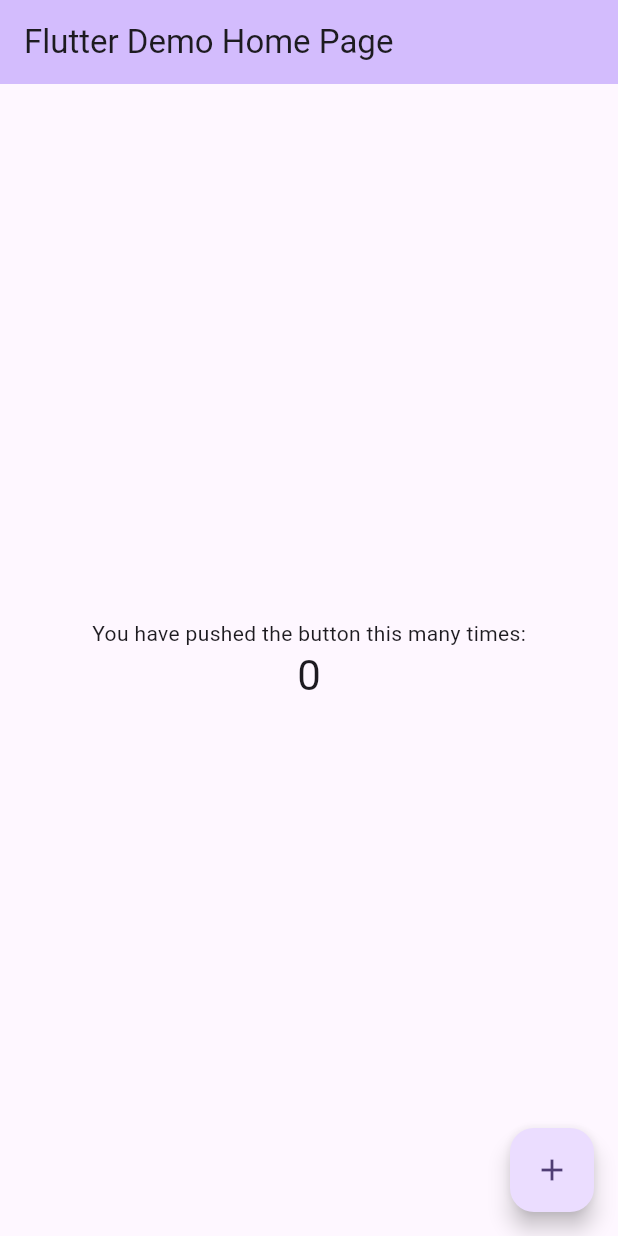
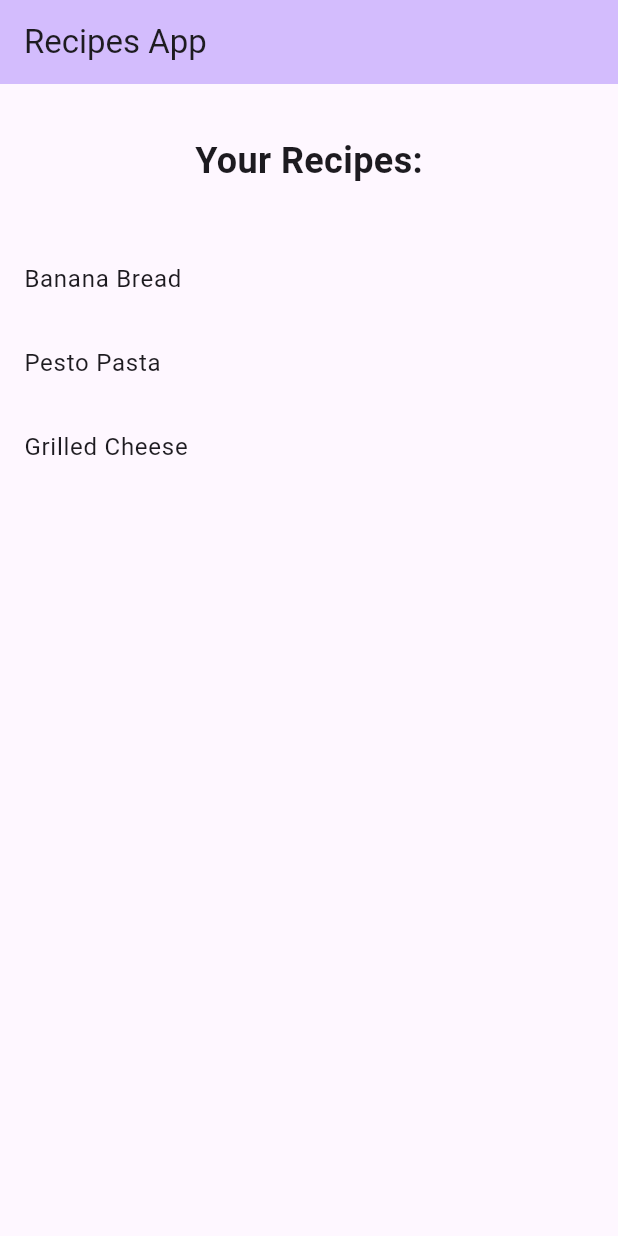
Before and after one commit to mnewby4/cw02, a Flutter app: the screen it shows after launch, on a phone screen of 412 x 824 dp. Run offline on Flutter 3.47's test engine with Material 3 defaults, Android fonts, the phone set to English and light mode, and no system bars.

Commit message:
Created recipe list and displayed on home screen

```diff
--- a/lib/main.dart
+++ b/lib/main.dart
@@ -1,5 +1,10 @@
 import 'package:flutter/material.dart';
-
+//Myla Newby - CW02
+/*
+  Goal: Create 2 screens and implement navigation between
+  1. home screen (displays list of recipe names, can tap on it to view next screen) and
+  2. details screen (displays recipe details like ingredients + instructions)
+*/
 void main() {
   runApp(const MyApp());
 }
@@ -7,47 +12,21 @@ void main() {
 class MyApp extends StatelessWidget {
   const MyApp({super.key});
 
-  // This widget is the root of your application.
   @override
   Widget build(BuildContext context) {
     return MaterialApp(
       title: 'Flutter Demo',
       theme: ThemeData(
-        // This is the theme of your application.
-        //
-        // TRY THIS: Try running your application with "flutter run". You'll see
-        // the application has a purple toolbar. Then, without quitting the app,
-        // try changing the seedColor in the colorScheme below to Colors.green
-        // and then invoke "hot reload" (save your changes or press the "hot
-        // reload" button in a Flutter-supported IDE, or press "r" if you used
-        // the command line to start the app).
-        //
-        // Notice that the counter didn't reset back to zero; the application
-        // state is not lost during the reload. To reset the state, use hot
-        // restart instead.
-        //
-        // This works for code too, not just values: Most code changes can be
-        // tested with just a hot reload.
         colorScheme: ColorScheme.fromSeed(seedColor: Colors.deepPurple),
         useMaterial3: true,
       ),
-      home: const MyHomePage(title: 'Flutter Demo Home Page'),
+      home: const MyHomePage(title: 'Recipes App'),
     );
   }
 }
 
 class MyHomePage extends StatefulWidget {
   const MyHomePage({super.key, required this.title});
-
-  // This widget is the home page of your application. It is stateful, meaning
-  // that it has a State object (defined below) that contains fields that affect
-  // how it looks.
-
-  // This class is the configuration for the state. It holds the values (in this
-  // case the title) provided by the parent (in this case the App widget) and
-  // used by the build method of the State. Fields in a Widget subclass are
-  // always marked "final".
-
   final String title;
 
   @override
@@ -55,71 +34,53 @@ class MyHomePage extends StatefulWidget {
 }
 
 class _MyHomePageState extends State<MyHomePage> {
-  int _counter = 0;
-
-  void _incrementCounter() {
+  List<String> _recipeList = ["Banana Bread", "Pesto Pasta", "Grilled Cheese"];
+  /*void _incrementCounter() {
     setState(() {
-      // This call to setState tells the Flutter framework that something has
-      // changed in this State, which causes it to rerun the build method below
-      // so that the display can reflect the updated values. If we changed
-      // _counter without calling setState(), then the build method would not be
-      // called again, and so nothing would appear to happen.
       _counter++;
     });
-  }
+  }*/
+
+
 
   @override
   Widget build(BuildContext context) {
-    // This method is rerun every time setState is called, for instance as done
-    // by the _incrementCounter method above.
-    //
-    // The Flutter framework has been optimized to make rerunning build methods
-    // fast, so that you can just rebuild anything that needs updating rather
-    // than having to individually change instances of widgets.
     return Scaffold(
       appBar: AppBar(
-        // TRY THIS: Try changing the color here to a specific color (to
-        // Colors.amber, perhaps?) and trigger a hot reload to see the AppBar
-        // change color while the other colors stay the same.
         backgroundColor: Theme.of(context).colorScheme.inversePrimary,
-        // Here we take the value from the MyHomePage object that was created by
-        // the App.build method, and use it to set our appbar title.
         title: Text(widget.title),
       ),
       body: Center(
-        // Center is a layout widget. It takes a single child and positions it
-        // in the middle of the parent.
         child: Column(
-          // Column is also a layout widget. It takes a list of children and
-          // arranges them vertically. By default, it sizes itself to fit its
-          // children horizontally, and tries to be as tall as its parent.
-          //
-          // Column has various properties to control how it sizes itself and
-          // how it positions its children. Here we use mainAxisAlignment to
-          // center the children vertically; the main axis here is the vertical
-          // axis because Columns are vertical (the cross axis would be
-          // horizontal).
-          //
-          // TRY THIS: Invoke "debug painting" (choose the "Toggle Debug Paint"
-          // action in the IDE, or press "p" in the console), to see the
-          // wireframe for each widget.
-          mainAxisAlignment: MainAxisAlignment.center,
+          //mainAxisAlignment: MainAxisAlignment.center,
           children: <Widget>[
-            const Text(
-              'You have pushed the button this many times:',
+            Text(
+              "\nYour Recipes:\n",
+              style: TextStyle(
+                fontSize: 24,
+                fontWeight: FontWeight.bold,
+              )
             ),
-            Text(
-              '$_counter',
-              style: Theme.of(context).textTheme.headlineMedium,
+            /*GestureDetector(
+              onTap: (){},
+              child: Text('Banana Bread')
+            ),*/
+            GestureDetector(
+              child: Expanded(
+                child: ListView.builder(
+                  shrinkWrap: true,
+                  itemCount: _recipeList.length,
+                  itemBuilder: (context, index) {
+                    return ListTile(
+                      title: Text(_recipeList[index]),
+                    );
+                  },
+                ),
+              ),
             ),
           ],
         ),
       ),
-      floatingActionButton: FloatingActionButton(
-        onPressed: _incrementCounter,
-        tooltip: 'Increment',
-        child: const Icon(Icons.add),
-      ), // This trailing comma makes auto-formatting nicer for build methods.
     );
   }
 }
```
Also changed, not shown: lib/details.dart (added).
